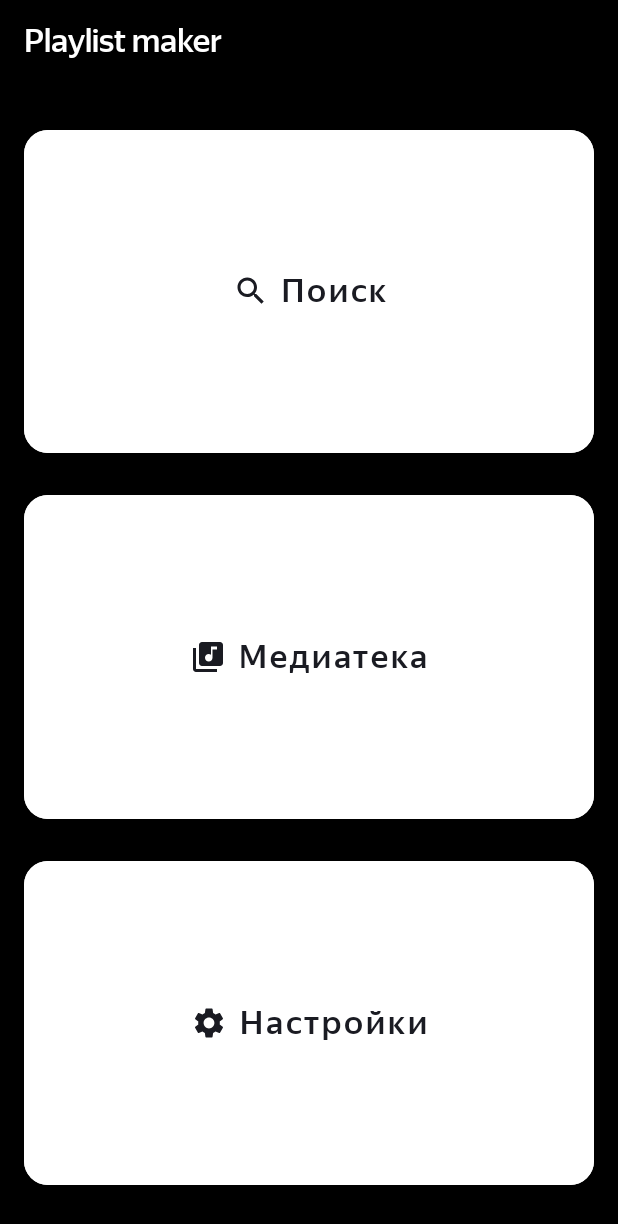
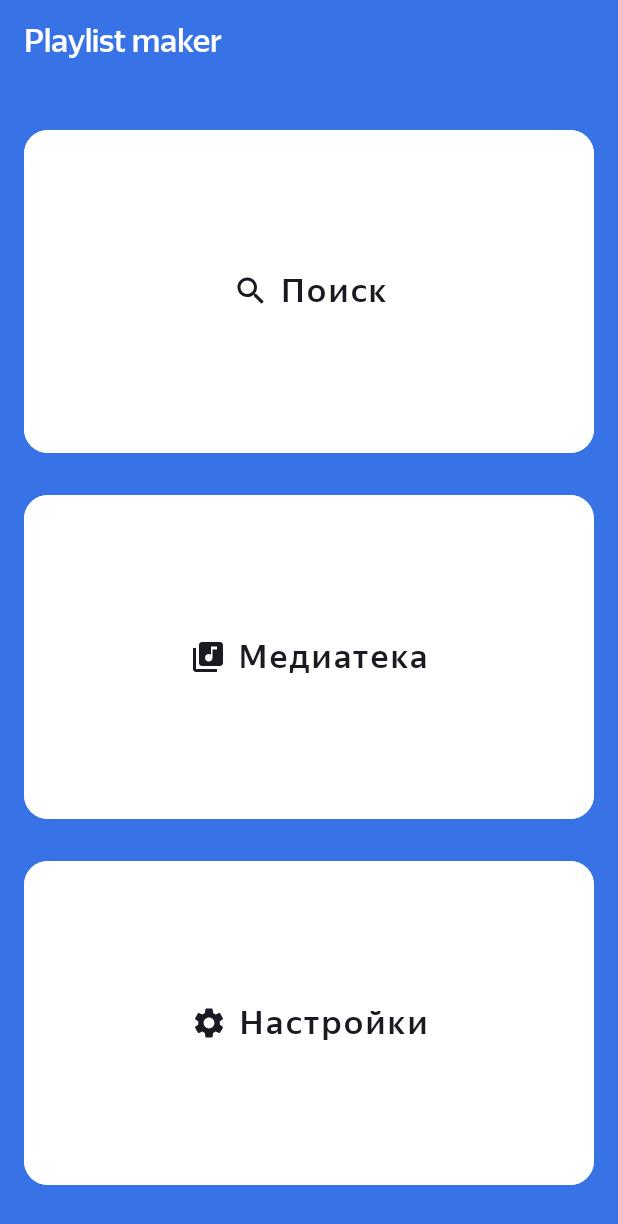
Before and after one commit to Mikle-04/PlayList, an Android app: the layout activity_main.xml on its own in the app's theme, with its tools: preview values and no code run, on a phone screen of 412 x 824 dp. Shown: the top 1224 px of the screen. Run offline under Robolectric (Android 15) with nearby library versions, the phone set to English and light mode, and no system bars.

Commit message:
sprint_9_properly

```diff
--- a/app/src/main/res/drawable/baseline_clear_24.xml
+++ b/app/src/main/res/drawable/baseline_clear_24.xml
@@ -1,4 +1,4 @@
-<vector android:height="24dp" android:tint="@color/fiol"
+<vector android:height="24dp" android:tint="?attr/colorButtonNormal"
     android:viewportHeight="24" android:viewportWidth="24"
     android:width="24dp" xmlns:android="http://schemas.android.com/apk/res/android">
     <path android:fillColor="@android:color/white" android:pathData="M19,6.41L17.59,5 12,10.59 6.41,5 5,6.41 10.59,12 5,17.59 6.41,19 12,13.41 17.59,19 19,17.59 13.41,12z"/>
--- a/app/src/main/res/layout/activity_main.xml
+++ b/app/src/main/res/layout/activity_main.xml
@@ -4,22 +4,19 @@
     xmlns:tools="http://schemas.android.com/tools"
     android:layout_width="match_parent"
     android:layout_height="match_parent"
+    android:theme="@style/Base.Theme.PlayList"
     android:background="?attr/colorOnBackground"
     android:orientation="vertical">
 
-    <FrameLayout
-        android:layout_width="match_parent"
-        android:layout_height="wrap_content"
-        android:layout_marginStart="@dimen/size_4dp"
-        android:layout_marginTop="@dimen/size_4dp"
-        android:layout_marginEnd="52dp"
-        android:layout_marginBottom="@dimen/size_4dp">
 
         <TextView
             android:id="@+id/txt_name_app"
             android:layout_width="wrap_content"
             android:layout_height="wrap_content"
             android:layout_gravity="center_vertical"
+            android:layout_marginStart="@dimen/size_4dp"
+            android:layout_marginVertical="@dimen/size_4dp"
+            android:layout_marginEnd="52dp"
             android:paddingStart="@dimen/size_12dp"
             android:paddingTop="10dp"
             android:paddingEnd="62dp"
@@ -31,7 +28,7 @@
             android:fontFamily="@font/ys_display_medium"
             android:textFontWeight="500"/>
 
-    </FrameLayout>
+
 
 
     <Button
--- a/app/src/main/res/layout/activity_search.xml
+++ b/app/src/main/res/layout/activity_search.xml
@@ -5,6 +5,7 @@
     android:layout_width="match_parent"
     android:layout_height="match_parent"
     android:orientation="vertical"
+    android:theme="@style/Base.Theme.PlayList"
     tools:context=".SearchActivity">
 
     <LinearLayout
@@ -65,7 +66,8 @@
                 android:paddingStart="14dp"
                 android:paddingEnd="40dp"
                 android:textColor="@color/black"
-                android:textColorHint="?attr/colorButtonNormal" />
+                android:textColorHint="?attr/colorButtonNormal"
+                tools:ignore="TouchTargetSizeCheck" />
 
             <ImageView
                 android:id="@+id/img_clear_search"
--- a/app/src/main/res/layout/activity_setting.xml
+++ b/app/src/main/res/layout/activity_setting.xml
@@ -4,7 +4,7 @@
     xmlns:app="http://schemas.android.com/apk/res-auto"
     android:layout_width="match_parent"
     android:layout_height="match_parent"
-    android:background="?attr/colorPrimaryVariant"
+    android:theme="@style/Base.Theme.PlayList"
     android:orientation="vertical">
 
     <LinearLayout
--- a/app/src/main/res/values-night/themes.xml
+++ b/app/src/main/res/values-night/themes.xml
@@ -12,7 +12,7 @@
 
     <style name="MySwitch" parent="Theme.AppCompat.Light">
         <item name="colorControlActivated">@color/blue_switch</item>
-        <item name="colorSwitchThumbNormal">@color/gray</item>
+        <item name="colorSwitchThumbNormal">@color/blue_switch</item>
         <item name="trackTint">@color/blue_switch_light</item>
     </style>
 </resources>
--- a/app/src/main/res/values/strings.xml
+++ b/app/src/main/res/values/strings.xml
@@ -10,4 +10,9 @@
     <string name="txt_user_agreement">Пользовательское соглашение</string>
     <string name="serch_activity">Поиск</string>
     <string name="hint_search">Поиск</string>
+    <string name="subject_message">"Сообщение разработчикам и разработчицам приложения Playlist Maker"</string>
+    <string name="link_message">"https://practicum.yandex.ru/android-developer/"</string>
+    <string name="email_message">"Godmordor@gmail.com"</string>
+    <string name="dev_message">"Спасибо разработчикам и разработчицам за крутое приложение"</string>
+    <string name="uri_message">"https://yandex.ru/legal/practicum_offer/"</string>
 </resources>
```
Also changed, not shown: app/src/main/java/com/example/playlist/SearchActivity.kt (+13 -13 lines), app/src/main/java/com/example/playlist/SettingActivity.kt (+15 -7 lines).
